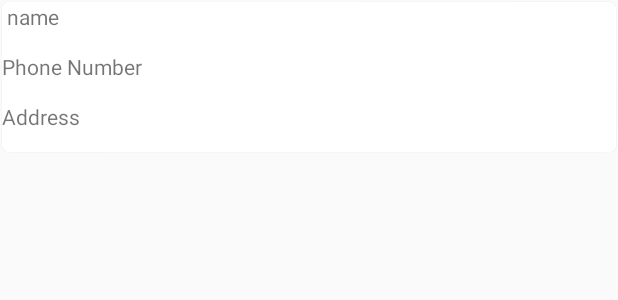
After one commit to reazhossain/jamshed_blood, an Android app: the layout activity_custom__donar_list.xml on its own in the app's theme, with its tools: preview values and no code run, on a phone screen of 412 x 824 dp. The commit adds this screen. Shown: the top 300 px of the screen. Run offline under Robolectric (Android 15) with nearby library versions, the phone set to English and light mode, and no system bars.

Commit message:
news feed done, donar list ongoing

```diff
--- a/app/src/main/java/luck/materialdesign/tabsnavigator/NewsFeed.java
+++ b/app/src/main/java/luck/materialdesign/tabsnavigator/NewsFeed.java
@@ -30,7 +30,6 @@ public class NewsFeed extends AppCompatActivity {
             @Override
             public void onDataChange(DataSnapshot dataSnapshot) {
 
-                //int count=0;
 
                 for(DataSnapshot snapshot: dataSnapshot.getChildren()){
                     News_feed_post_Model newsFeedPostModel = snapshot.getValue(News_feed_post_Model.class);
--- /dev/null
+++ b/app/src/main/res/layout/activity_custom__donar_list.xml
@@ -0,0 +1,58 @@
+<?xml version="1.0" encoding="utf-8"?>
+<android.support.v7.widget.CardView xmlns:android="http://schemas.android.com/apk/res/android"
+    xmlns:card_view="http://schemas.android.com/apk/res-auto"
+    android:id="@+id/news_feed_card_view"
+    android:layout_width="match_parent"
+    android:layout_height="100dp"
+    android:layout_margin="1dp"
+    card_view:cardCornerRadius="5dp">
+
+    <LinearLayout
+        android:layout_width="match_parent"
+        android:layout_height="match_parent"
+        android:orientation="vertical">
+
+
+        <TextView
+            android:layout_weight="1"
+            android:id="@+id/donar_name_tv"
+            android:layout_width="match_parent"
+            android:layout_height="0dp"
+            android:text=" name"/>
+        <TextView
+            android:layout_weight="1"
+            android:id="@+id/donar_number_tv"
+            android:layout_width="match_parent"
+            android:layout_height="0dp"
+            android:text="Phone Number"/>
+        <TextView
+            android:layout_weight="1"
+            android:id="@+id/donar_address"
+            android:layout_width="match_parent"
+            android:layout_height="0dp"
+            android:text="Address"/>
+
+
+    </LinearLayout>
+
+    <!--<LinearLayout
+
+        android:layout_width="match_parent"
+        android:layout_height="match_parent">
+
+        <TextView
+            android:layout_marginStart="5dp"
+            android:layout_gravity="center"
+            android:textSize="21sp"
+            android:id="@+id/title"
+            android:layout_width="match_parent"
+            android:layout_height="wrap_content"
+            android:text="Name"
+            android:layout_marginLeft="5dp" />
+
+
+
+    </LinearLayout>-->
+
+
+</android.support.v7.widget.CardView>
--- a/app/src/main/res/layout/activity_update_info.xml
+++ b/app/src/main/res/layout/activity_update_info.xml
@@ -55,7 +55,7 @@
             android:text="Blood Group :"/>
 
         <Spinner
-            android:id="@+id/blood_group"
+            android:id="@+id/spinner_blood_group"
             android:layout_width="wrap_content"
             android:layout_height="match_parent"
             android:layout_weight="1"
```
Also changed, not shown: app/src/main/AndroidManifest.xml (+2 -5 lines), app/src/main/java/luck/materialdesign/tabsnavigator/Custom_Donar_list.java (added, +13 -0 lines), app/src/main/java/luck/materialdesign/tabsnavigator/Model/Donar_list_model.java (+11 -1 lines), app/src/main/java/luck/materialdesign/tabsnavigator/UpdateInfo.java (+11 -10 lines), app/src/main/res/layout/tab_2.xml (+80 -5 lines), app/build.gradle (line endings or trailing spaces).
